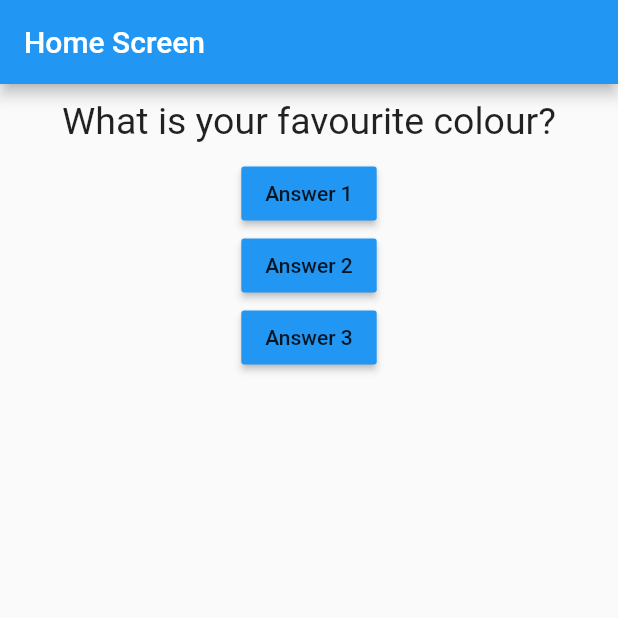
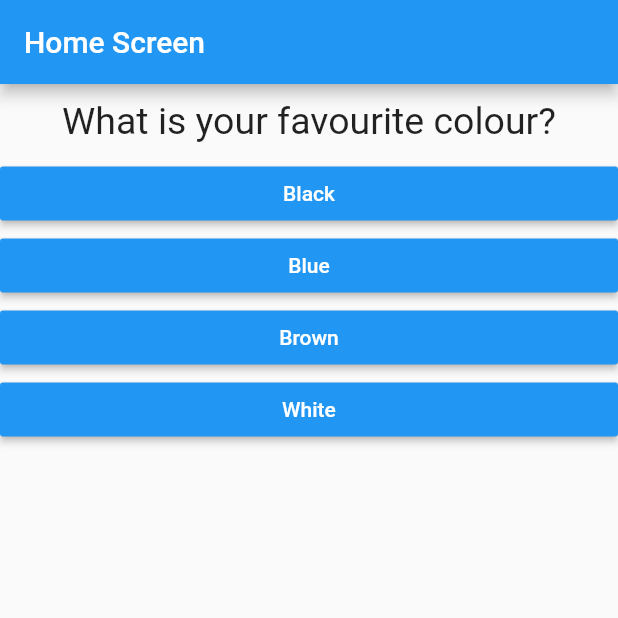
Before and after one commit to RockimSaintBernard/first_flutter_app, a Flutter app: the screen it shows after launch, on a phone screen of 412 x 824 dp, the top half of it. Run offline on Flutter 3.47's test engine with Material 2 defaults, Android fonts, the phone set to English and light mode, and no system bars.

Commit message:
Added question answer list using the map function

```diff
--- /dev/null
+++ b/lib/answer.dart
@@ -0,0 +1,19 @@
+import 'package:flutter/material.dart';
+
+class Answer extends StatelessWidget {
+  final Function selectHandler;
+  final String answerText;
+  Answer(this.selectHandler, this.answerText);
+  @override
+  Widget build(BuildContext context) {
+    return Container(
+      width: double.infinity,
+      child: RaisedButton(
+        color: Colors.blue,
+        textColor: Colors.white,
+        child: Text(answerText),
+        onPressed: selectHandler,
+      ),
+    );
+  }
+}
--- a/lib/main.dart
+++ b/lib/main.dart
@@ -3,6 +3,7 @@ import 'package:flutter/material.dart';
 
 //file imports
 import './question.dart';
+import './answer.dart';
 
 void main() {
   runApp(MyApp());
@@ -26,8 +27,18 @@ class MyAppState extends State<MyApp> {
   }
 
   var questions = [
-    "What is your favourite colour?",
-    "Whats on your bucketlist?"
+    {
+      "questionText": "What is your favourite colour?",
+      "answers": ["Black", "Blue", "Brown", "White"]
+    },
+    {
+      "questionText": "Whats on your bucketlist?",
+      "answers": ["Sky diving", "Camping", "Surfing", "Hiking"]
+    },
+    {
+      "questionText": "Who is your favourite person?",
+      "answers": ["Rob", "Ben", "Jerry", "Dan"]
+    },
   ];
 
   @override
@@ -40,26 +51,12 @@ class MyAppState extends State<MyApp> {
         body: Column(
           children: <Widget>[
             Question(
-              questionText:questions[questionIndex],
+              questionText: questions[questionIndex]["questionText"],
             ),
             // ignore: deprecated_member_use
-            RaisedButton(
-              color: Colors.blue,
-              child: Text("Answer 1"),
-              onPressed: answerQuestion,
-            ),
-            // ignore: deprecated_member_use
-            RaisedButton(
-              color: Colors.blue,
-              child: Text("Answer 2"),
-              onPressed: answerQuestion,
-            ),
-            // ignore: deprecated_member_use
-            RaisedButton(
-              color: Colors.blue,
-              child: Text("Answer 3"),
-              onPressed: answerQuestion,
-            ),
+            ...(questions[questionIndex]["answers"]as List<String >).map((answer) {
+              return Answer(answerQuestion, answer);
+            }).toList()
           ],
         ),
       ),
```
